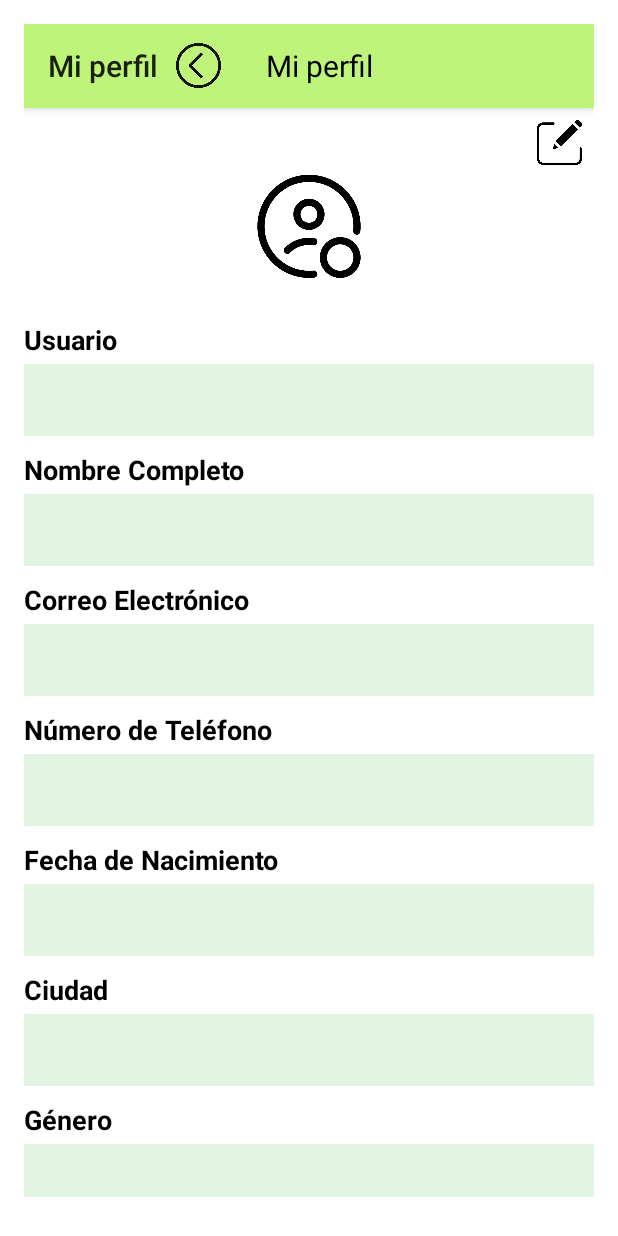
After one commit to Nieve2205/ProyectoFinal, an Android app built with Jetpack Compose: the layout activity_profile.xml on its own in the app's theme, with its tools: preview values and no code run, on a phone screen of 412 x 824 dp. The commit adds this screen. Run offline under Robolectric (Android 15) with nearby library versions, the phone set to English and light mode, and no system bars.

Commit message:
Creacion del perfil de usuario y editperfil

```diff
--- a/app/src/main/AndroidManifest.xml
+++ b/app/src/main/AndroidManifest.xml
@@ -48,5 +48,7 @@
         <activity android:name=".ViewModel.SensorScreen"
             android:windowSoftInputMode="adjustResize"/>
         <activity android:name=".ViewModel.AlertScreen" />
+        <activity android:name=".ProfileActivity" />
+        <activity android:name=".EditProfileActivity" />
     </application>
 </manifest>
--- /dev/null
+++ b/app/src/main/res/layout/activity_profile.xml
@@ -0,0 +1,210 @@
+<?xml version="1.0" encoding="utf-8"?>
+<LinearLayout xmlns:android="http://schemas.android.com/apk/res/android"
+    xmlns:app="http://schemas.android.com/apk/res-auto"
+    android:layout_width="match_parent"
+    android:layout_height="match_parent"
+    android:orientation="vertical"
+    android:padding="16dp"
+    android:gravity="center_horizontal"
+    android:background="#FFFFFF">
+
+    <com.google.android.material.appbar.AppBarLayout
+        android:layout_width="match_parent"
+        android:layout_height="wrap_content">
+
+        <androidx.appcompat.widget.Toolbar
+            android:id="@+id/toolbar"
+            android:layout_width="match_parent"
+            android:layout_height="?attr/actionBarSize"
+            android:background="@color/colorPrimary"
+            app:title="Mi perfil">
+
+            <ImageView
+                android:id="@+id/menu_icon"
+                android:layout_width="30dp"
+                android:layout_height="30dp"
+                android:layout_marginStart="20dp"
+                android:src="@drawable/flecha"
+                android:contentDescription="User Icon"
+                android:clickable="true" />
+
+            <TextView
+                android:id="@+id/toolbar_title"
+                android:layout_width="wrap_content"
+                android:layout_height="wrap_content"
+                android:text="Mi perfil"
+                android:layout_gravity="center_vertical"
+                android:layout_marginStart="30dp"
+                android:textColor="@android:color/black"
+                android:textSize="20sp" />
+        </androidx.appcompat.widget.Toolbar>
+
+    </com.google.android.material.appbar.AppBarLayout>
+
+    <ImageView
+        android:id="@+id/edit_icono"
+        android:layout_width="30dp"
+        android:layout_height="30dp"
+        android:src="@drawable/edit"
+        android:contentDescription="Editar perfil"
+        android:layout_gravity="end"
+        android:layout_marginTop="8dp"
+        android:layout_marginEnd="8dp"
+        android:clickable="true" />
+
+    <ImageView
+        android:id="@+id/userIconImageView"
+        android:layout_width="80dp"
+        android:layout_height="80dp"
+        android:src="@drawable/user"
+        app:tint="#000000"
+        android:layout_marginBottom="24dp" />
+
+    <TextView
+        android:layout_width="match_parent"
+        android:layout_height="wrap_content"
+        android:text="Usuario"
+        android:textColor="#000000"
+        android:textSize="18sp"
+        android:textStyle="bold"
+        android:paddingBottom="4dp"/>
+
+    <TextView
+        android:id="@+id/usernameText"
+        android:layout_width="match_parent"
+        android:layout_height="wrap_content"
+        android:textColor="#000000"
+        android:background="#E2F4E2"
+        android:textSize="18sp"
+        android:padding="10dp"
+        android:minHeight="48dp"
+        android:layout_marginBottom="10dp"
+        android:paddingBottom="6dp" />
+
+    <TextView
+        android:layout_width="match_parent"
+        android:layout_height="wrap_content"
+        android:text="Nombre Completo"
+        android:textColor="#000000"
+        android:textSize="18sp"
+        android:textStyle="bold"
+        android:paddingBottom="4dp"/>
+
+    <TextView
+        android:id="@+id/fullNameText"
+        android:layout_width="match_parent"
+        android:layout_height="wrap_content"
+        android:textColor="#000000"
+        android:background="#E2F4E2"
+        android:textSize="18sp"
+        android:padding="10dp"
+        android:minHeight="48dp"
+        android:layout_marginBottom="10dp"
+        android:paddingBottom="6dp" />
+
+    <TextView
+        android:layout_width="match_parent"
+        android:layout_height="wrap_content"
+        android:text="Correo Electrónico"
+        android:textColor="#000000"
+        android:textSize="18sp"
+        android:textStyle="bold"
+        android:paddingBottom="4dp"/>
+
+    <TextView
+        android:id="@+id/emailText"
+        android:layout_width="match_parent"
+        android:layout_height="wrap_content"
+        android:textColor="#000000"
+        android:background="#E2F4E2"
+        android:textSize="18sp"
+        android:padding="10dp"
+        android:minHeight="48dp"
+        android:layout_marginBottom="10dp"
+        android:paddingBottom="6dp" />
+
+    <TextView
+        android:layout_width="match_parent"
+        android:layout_height="wrap_content"
+        android:text="Número de Teléfono"
+        android:textColor="#000000"
+        android:textSize="18sp"
+        android:textStyle="bold"
+        android:paddingBottom="4dp"/>
+
+    <TextView
+        android:id="@+id/phoneNumberText"
+        android:layout_width="match_parent"
+        android:layout_height="wrap_content"
+        android:textColor="#000000"
+        android:background="#E2F4E2"
+        android:textSize="18sp"
+        android:padding="10dp"
+        android:minHeight="48dp"
+        android:layout_marginBottom="10dp"
+        android:paddingBottom="6dp" />
+
+    <TextView
+        android:layout_width="match_parent"
+        android:layout_height="wrap_content"
+        android:text="Fecha de Nacimiento"
+        android:textColor="#000000"
+        android:textSize="18sp"
+        android:textStyle="bold"
+        android:paddingBottom="4dp"/>
+
+    <TextView
+        android:id="@+id/dateOfBirthText"
+        android:layout_width="match_parent"
+        android:layout_height="wrap_content"
+        android:background="#E2F4E2"
+        android:textColor="#000000"
+        android:textSize="18sp"
+        android:padding="10dp"
+        android:minHeight="48dp"
+        android:layout_marginBottom="10dp"
+        android:paddingBottom="6dp" />
+
+    <TextView
+        android:layout_width="match_parent"
+        android:layout_height="wrap_content"
+        android:text="Ciudad"
+        android:textColor="#000000"
+        android:textSize="18sp"
+        android:textStyle="bold"
+        android:paddingBottom="4dp"/>
+
+    <TextView
+        android:id="@+id/cityText"
+        android:layout_width="match_parent"
+        android:layout_height="wrap_content"
+        android:textColor="#000000"
+        android:background="#E2F4E2"
+        android:textSize="18sp"
+        android:padding="10dp"
+        android:minHeight="48dp"
+        android:layout_marginBottom="10dp"
+        android:paddingBottom="6dp" />
+
+    <TextView
+        android:layout_width="match_parent"
+        android:layout_height="wrap_content"
+        android:text="Género"
+        android:textColor="#000000"
+        android:textSize="18sp"
+        android:textStyle="bold"
+        android:paddingBottom="4dp"/>
+
+    <TextView
+        android:id="@+id/genderText"
+        android:layout_width="match_parent"
+        android:layout_height="wrap_content"
+        android:textColor="#000000"
+        android:background="#E2F4E2"
+        android:textSize="18sp"
+        android:padding="10dp"
+        android:minHeight="48dp"
+        android:layout_marginBottom="10dp"
+        android:paddingBottom="6dp" />
+
+</LinearLayout>
```
Also changed, not shown: app/src/main/java/com/example/tarpuy/ViewModel/EditProfileActivity.kt (added, +79 -0 lines), app/src/main/java/com/example/tarpuy/ViewModel/MainScreen.kt (+7 -0 lines), app/src/main/java/com/example/tarpuy/ViewModel/ProfileActivity.kt (added, +86 -0 lines), app/src/main/res/layout/activity_edit_profile.xml (added, +138 -0 lines), app/src/main/res/drawable-nodpi/edit.png (added), app/src/main/res/drawable-nodpi/user.png (added).
